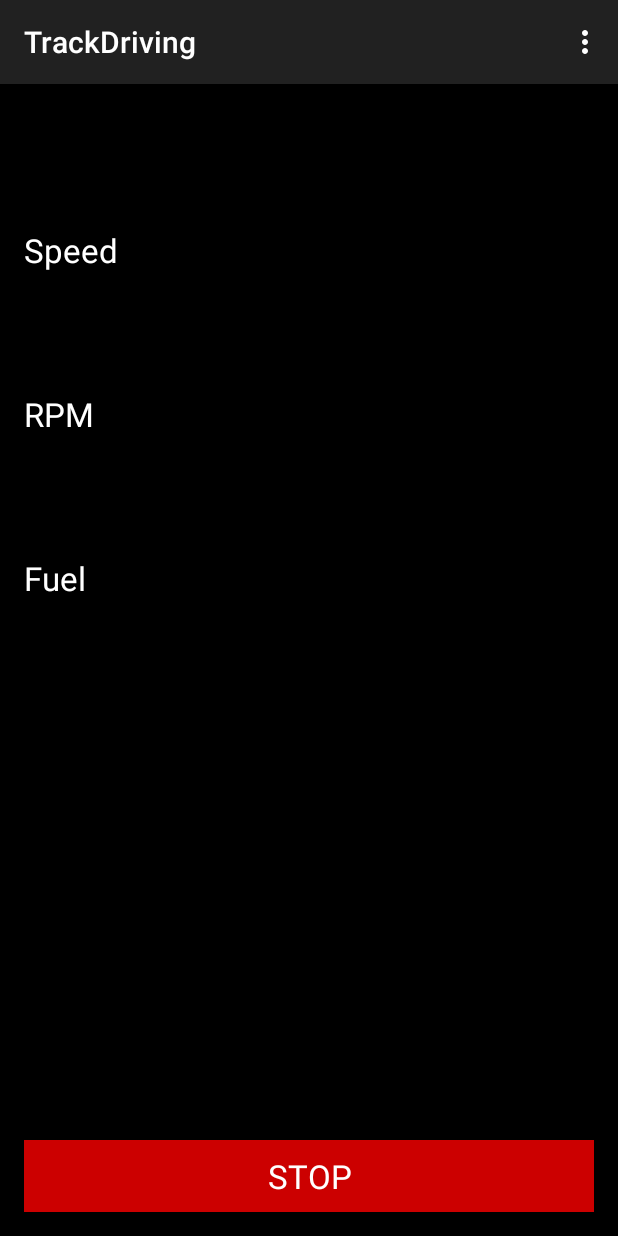
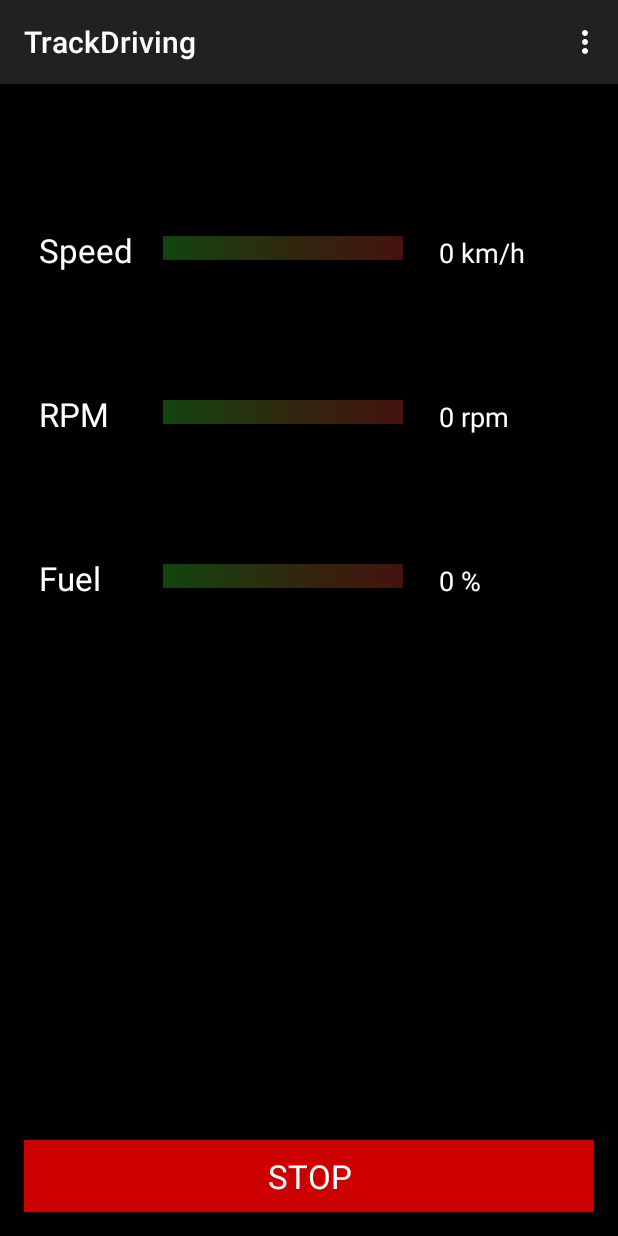
Before and after one commit to MobileMining/Group6-The-minions-EcoDriver, an Android app: the TrackDriving screen opened directly, with no data from a screen before it, after a tap on "START", on a phone screen of 412 x 824 dp. Run offline under Robolectric (Android 15) with nearby library versions, the phone set to English and light mode, and no system bars; 1 statement that could not run was skipped.

Commit message:
update for trackDrive and GUI.

```diff
--- a/app/src/main/java/com/aronssondev/andreas/ecodriver/TrackDriving.java
+++ b/app/src/main/java/com/aronssondev/andreas/ecodriver/TrackDriving.java
@@ -11,6 +11,7 @@ import android.view.Menu;
 import android.view.MenuItem;
 import android.view.View;
 import android.widget.Button;
+import android.widget.ProgressBar;
 import android.widget.TextView;
 
 import com.swedspot.automotiveapi.AutomotiveFactory;
@@ -41,10 +42,6 @@ public class TrackDriving extends ActionBarActivity {
         setContentView(R.layout.activity_track_driving);
 
         isTracking = false;
-
-        ds = (TextView)findViewById(R.id.displaySpeed);
-        rpm = (TextView) findViewById(R.id.textViewRPM);
-        fuel = (TextView) findViewById(R.id.textViewFuel);
 
         final DataSource dataSource = new DataSource(this);
         dataSource.open();
@@ -79,14 +76,28 @@ public class TrackDriving extends ActionBarActivity {
                 }
             }
         });
+
+        ((ProgressBar)findViewById(R.id.pb_speed)).setProgress(0);
+        ((ProgressBar)findViewById(R.id.pb_rpm)).setProgress(0);
+        ((ProgressBar)findViewById(R.id.pb_fuel)).setProgress(0);
     }
 
-    // Get a reference to the text field
-    TextView ds;
-    TextView rpm;
-    TextView fuel;
+    public void startTracking(){
+        final TextView tvSpeed = (TextView)findViewById(R.id.tv_speed);
+        final TextView tvRpm = (TextView)findViewById(R.id.tv_rpm);
+        final TextView tvFuel = (TextView)findViewById(R.id.tv_fuel);
 
-    public void startTracking(){
+        final ProgressBar pbSpeed = (ProgressBar)findViewById(R.id.pb_speed);
+        final ProgressBar pbRpm = (ProgressBar)findViewById(R.id.pb_rpm);
+        final ProgressBar pbFuel = (ProgressBar)findViewById(R.id.pb_fuel);
+
+        pbSpeed.setProgress(0);
+        pbRpm.setProgress(0);
+        pbFuel.setProgress(0);
+
+        final float MaxSpeed = 300.f;
+        final float MaxRpm = 10000.f;
+
         new AsyncTask() {
             @Override
             protected Object doInBackground(Object... objects) {
@@ -95,24 +106,54 @@ public class TrackDriving extends ActionBarActivity {
                         new AutomotiveListener() { // Listener that observes the Signals
                             @Override
                             public void receive(final AutomotiveSignal automotiveSignal) {
-                                if (automotiveSignal.getSignalId() == AutomotiveSignalId.FMS_WHEEL_BASED_SPEED)
-                                    ds.post(new Runnable() { // Post the result back to the View/UI thread
+                                if (automotiveSignal.getSignalId() == AutomotiveSignalId.FMS_WHEEL_BASED_SPEED) {
+
+                                    final float speed = ((SCSFloat) automotiveSignal.getData()).getFloatValue();
+
+                                    tvSpeed.post(new Runnable() { // Post the result back to the View/UI thread
                                         public void run() {
-                                            ds.setText(String.format("%.1f km/h", ((SCSFloat) automotiveSignal.getData()).getFloatValue()));
+                                            tvSpeed.setText(String.format("%.1f km/h", speed));
                                         }
                                     });
-                                else if (automotiveSignal.getSignalId() == AutomotiveSignalId.FMS_ENGINE_SPEED)
-                                    rpm.post(new Runnable() {
+
+                                    pbSpeed.post(new Runnable() {
                                         @Override
                                         public void run() {
-                                            rpm.setText(String.format("%.0f rpm", ((SCSFloat) automotiveSignal.getData()).getFloatValue()));
+                                            pbSpeed.setProgress((int)(100.f*speed/MaxSpeed));
                                         }
                                     });
-                                else if (automotiveSignal.getSignalId() == AutomotiveSignalId.FMS_FUEL_LEVEL_1) {
-                                    fuel.post(new Runnable() {
+                                }
+                                else if (automotiveSignal.getSignalId() == AutomotiveSignalId.FMS_ENGINE_SPEED) {
+                                    final float rpm = ((SCSFloat) automotiveSignal.getData()).getFloatValue();
+
+                                    tvRpm.post(new Runnable() {
                                         @Override
                                         public void run() {
-                                            fuel.setText(String.format("%.0f", ((SCSFloat) automotiveSignal.getData()).getFloatValue()));
+                                            tvRpm.setText(String.format("%.0f rpm", rpm));
+                                        }
+                                    });
+
+                                    pbRpm.post(new Runnable() {
+                                        @Override
+                                        public void run() {
+                                            pbRpm.setProgress((int)(100.f*rpm/MaxRpm));
+                                        }
+                                    });
+                                }
+                                else if (automotiveSignal.getSignalId() == AutomotiveSignalId.FMS_FUEL_LEVEL_1) {
+                                    final float fuel = ((SCSFloat) automotiveSignal.getData()).getFloatValue();
+
+                                    tvFuel.post(new Runnable() {
+                                        @Override
+                                        public void run() {
+                                            tvFuel.setText(String.format("%.1f %%", fuel));
+                                        }
+                                    });
+
+                                    pbFuel.post(new Runnable() {
+                                        @Override
+                                        public void run() {
+                                            pbFuel.setProgress((int)(fuel));
                                         }
                                     });
                                 }
@@ -130,11 +171,13 @@ public class TrackDriving extends ActionBarActivity {
                         new DriverDistractionListener() {       // Observe driver distraction level
                             @Override
                             public void levelChanged(final DriverDistractionLevel driverDistractionLevel) {
+                                /*
                                 ds.post(new Runnable() { // Post the result back to the View/UI thread
                                     public void run() {
                                         //ds.setTextSize(driverDistractionLevel.getLevel() * 10.0F + 12.0F);
                                     }
                                 });
+                                */
                             }
 
                             @Override
--- /dev/null
+++ b/app/src/main/res/drawable/progressdrawable.xml
@@ -0,0 +1,39 @@
+<?xml version="1.0" encoding="utf-8"?>
+<layer-list xmlns:android="http://schemas.android.com/apk/res/android">
+    <item android:id="@android:id/background">
+        <shape>
+            <gradient
+                android:startColor="#4544FF33"
+                android:centerColor="#45AA9933"
+                android:centerY="0.5"
+                android:endColor="#45FF4433" />
+        </shape>
+    </item>
+    <item android:id="@android:id/secondaryProgress">
+        <clip>
+            <shape>
+                <gradient
+                    android:startColor="#80ffd300"
+                    android:centerColor="#80ffb600"
+                    android:centerY="0.75"
+                    android:endColor="#a0ffcb00"
+                    android:angle="270"
+                    />
+            </shape>
+        </clip>
+    </item>
+    <item
+        android:id="@android:id/progress"
+        >
+        <clip>
+            <shape>
+                <gradient
+                    android:startColor="#44FF33"
+                    android:centerColor="#AA9933"
+                    android:centerY="0.5"
+                    android:endColor="#FF4433" />
+            </shape>
+        </clip>
+    </item>
+
+</layer-list>
--- a/app/src/main/res/layout/activity_track_driving.xml
+++ b/app/src/main/res/layout/activity_track_driving.xml
@@ -6,37 +6,92 @@
     android:paddingBottom="@dimen/activity_vertical_margin"
     android:background="@android:color/background_dark"
     tools:context="com.aronssondev.andreas.ecodriver.TrackDriving">
-
+    <TableLayout
+        android:layout_width="fill_parent"
+        android:layout_height="fill_parent"
+        android:layout_alignParentStart="true">
+        <TableRow>
             <TextView
-        android:id="@+id/displaySpeed"
                 android:text="Speed"
-        android:layout_width="wrap_content"
+                android:layout_marginTop="80dp"
+                android:layout_marginStart="10dp"
+                android:textSize="@dimen/abc_text_size_large_material"
+                android:layout_alignParentStart="true" />
+            <ProgressBar
+                style="?android:attr/progressBarStyleHorizontal"
+                android:layout_width="160dp"
                 android:layout_height="wrap_content"
+                android:layout_marginTop="85dp"
+                android:layout_marginStart="20dp"
+                android:id="@+id/pb_speed"
+                android:layout_column="1"
+                android:indeterminate="false"
+                android:progress="50"
+                android:progressDrawable="@drawable/progressdrawable" />
+            <TextView
+                android:text="    0 km/h"
                 android:layout_marginTop="80dp"
+                android:layout_marginStart="5dp"
+                android:textSize="@dimen/abc_text_size_medium_material"
+                android:layout_alignParentStart="true"
+                android:layout_column="2"
+                android:id="@+id/tv_speed" />
+        </TableRow>
+        <TableRow>
+            <TextView
+                android:text="RPM"
+                android:layout_marginTop="80dp"
+                android:layout_marginStart="10dp"
                 android:textSize="@dimen/abc_text_size_large_material"
-        android:layout_alignParentTop="true"
                 android:layout_alignParentStart="true" />
-
+            <ProgressBar
+                style="?android:attr/progressBarStyleHorizontal"
+                android:layout_width="160dp"
+                android:layout_height="wrap_content"
+                android:layout_marginTop="85dp"
+                android:layout_marginStart="20dp"
+                android:id="@+id/pb_rpm"
+                android:layout_column="1"
+                android:indeterminate="false"
+                android:progress="50"
+                android:progressDrawable="@drawable/progressdrawable" />
             <TextView
-        android:layout_width="wrap_content"
+                android:text="    0 rpm"
+                android:layout_marginTop="80dp"
+                android:layout_marginStart="5dp"
+                android:textSize="@dimen/abc_text_size_medium_material"
+                android:layout_alignParentStart="true"
+                android:layout_column="2"
+                android:id="@+id/tv_rpm" />
+        </TableRow>
+        <TableRow>
+            <TextView
+                android:text="Fuel"
+                android:layout_marginTop="80dp"
+                android:layout_marginStart="10dp"
+                android:textSize="@dimen/abc_text_size_large_material"
+                android:layout_alignParentStart="true" />
+            <ProgressBar
+                style="?android:attr/progressBarStyleHorizontal"
+                android:layout_width="160dp"
                 android:layout_height="wrap_content"
-        android:text="RPM"
-        android:id="@+id/textViewRPM"
-        android:textSize="@dimen/abc_text_size_large_material"
+                android:layout_marginTop="85dp"
+                android:layout_marginStart="20dp"
+                android:id="@+id/pb_fuel"
+                android:layout_column="1"
+                android:indeterminate="false"
+                android:progress="50"
+                android:progressDrawable="@drawable/progressdrawable" />
+            <TextView
+                android:text="    0 %"
                 android:layout_marginTop="80dp"
-        android:layout_below="@+id/displaySpeed"
-        android:layout_alignParentStart="true" />
-
-    <TextView
-        android:layout_width="wrap_content"
-        android:layout_height="wrap_content"
-        android:text="Fuel"
-        android:id="@+id/textViewFuel"
-        android:layout_marginTop="80dp"
-        android:textSize="@dimen/abc_text_size_large_material"
-        android:layout_below="@+id/textViewRPM"
-        android:layout_alignParentStart="true" />
-
+                android:layout_marginStart="5dp"
+                android:textSize="@dimen/abc_text_size_medium_material"
+                android:layout_alignParentStart="true"
+                android:layout_column="2"
+                android:id="@+id/tv_fuel" />
+        </TableRow>
+    </TableLayout>
     <Button
         android:layout_width="match_parent"
         android:layout_height="wrap_content"
@@ -49,5 +104,4 @@
         android:clickable="true"
         android:textSize="22sp"
         android:typeface="sans"/>
-
 </RelativeLayout>
```
Also changed, not shown: 1 other file. Lines whose indentation alone changed are shown as unchanged.
